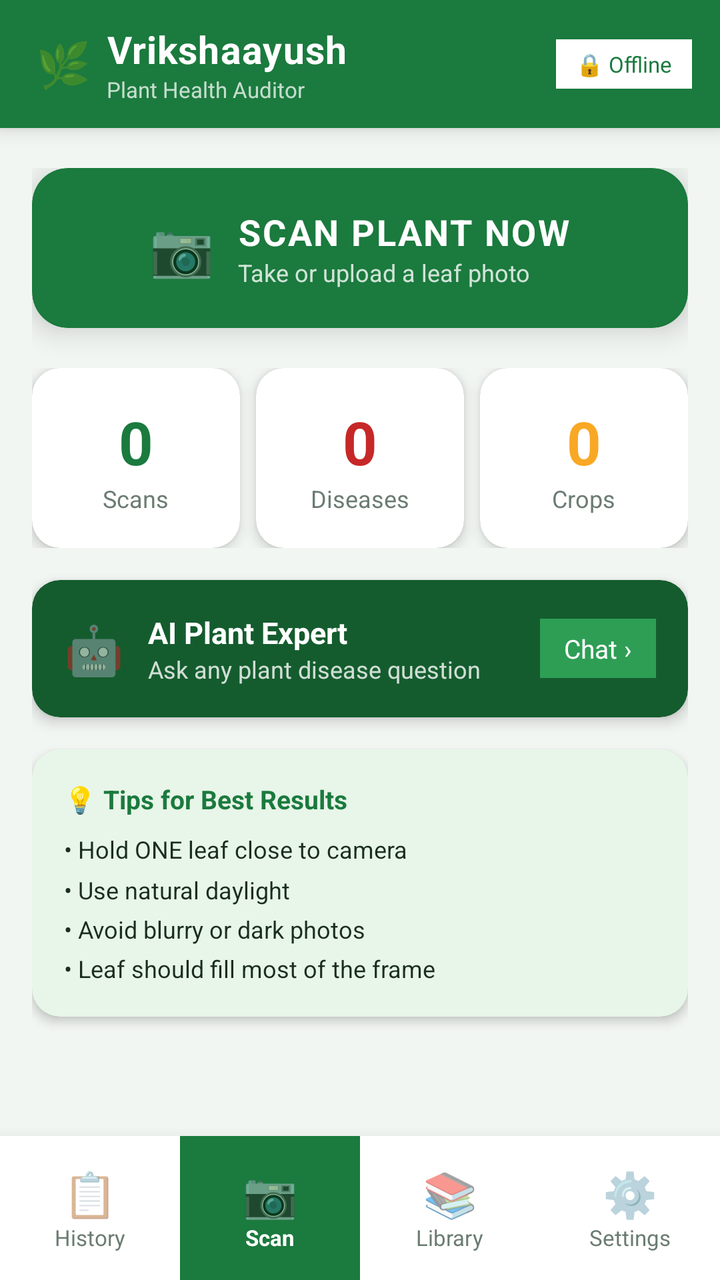
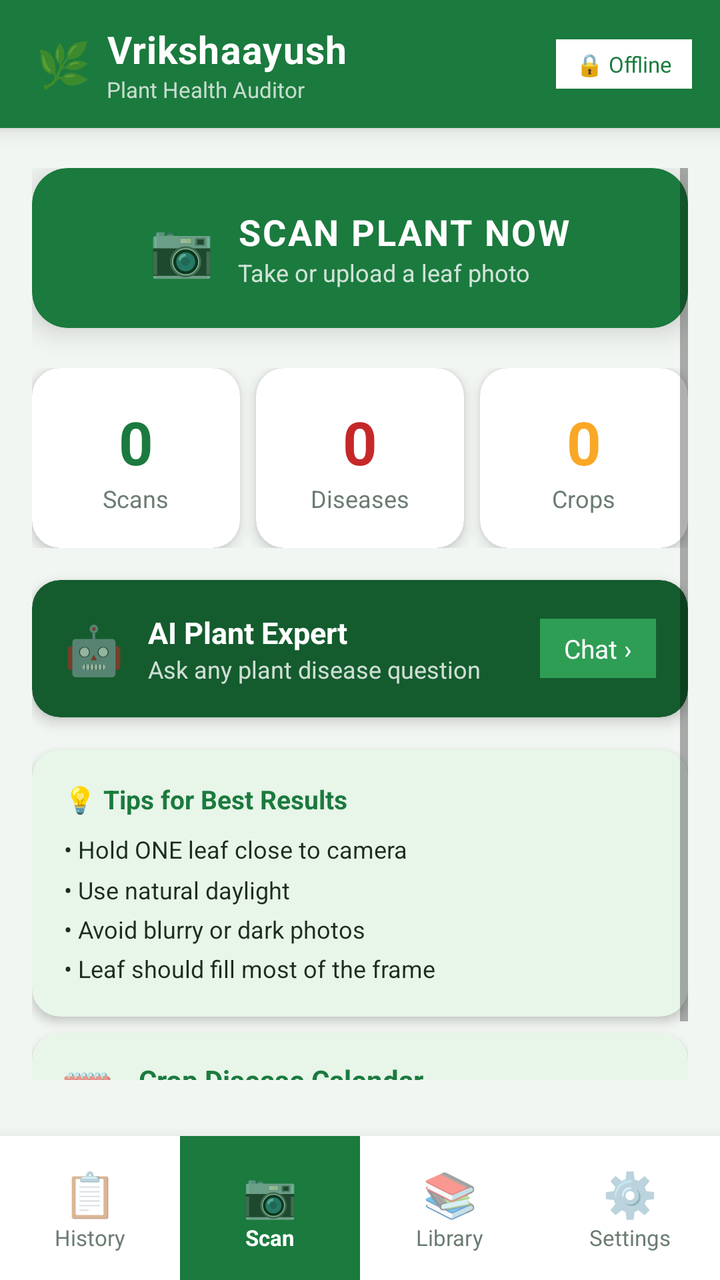

Compare the two renders of this Android layout. The source of the first and the diff that turns it into the second are given below.
<!-- AndroidManifest.xml: application theme Theme.Vrikshaayush -->
<!-- res/layout/activity_main.xml -->
<?xml version="1.0" encoding="utf-8"?>
<androidx.coordinatorlayout.widget.CoordinatorLayout
    xmlns:android="http://schemas.android.com/apk/res/android"
    xmlns:app="http://schemas.android.com/apk/res-auto"
    android:layout_width="match_parent"
    android:layout_height="match_parent"
    android:background="@color/background_cream">

    
    <LinearLayout
        android:id="@+id/headerBar"
        android:layout_width="match_parent"
        android:layout_height="64dp"
        android:orientation="horizontal"
        android:gravity="center_vertical"
        android:background="@color/primary_green"
        android:paddingStart="18dp"
        android:paddingEnd="14dp"
        android:elevation="6dp">

        <LinearLayout
            android:layout_width="0dp"
            android:layout_height="wrap_content"
            android:layout_weight="1"
            android:orientation="horizontal"
            android:gravity="center_vertical">
            <TextView
                android:layout_width="wrap_content"
                android:layout_height="wrap_content"
                android:text="🌿"
                android:textSize="22sp"
                android:layout_marginEnd="8dp"/>
            <LinearLayout
                android:layout_width="wrap_content"
                android:layout_height="wrap_content"
                android:orientation="vertical">
                <TextView
                    android:layout_width="wrap_content"
                    android:layout_height="wrap_content"
                    android:text="@string/app_name"
                    android:textSize="19sp"
                    android:textStyle="bold"
                    android:textColor="@color/white"
                    android:letterSpacing="0.02"/>
                <TextView
                    android:layout_width="wrap_content"
                    android:layout_height="wrap_content"
                    android:text="@string/app_tagline"
                    android:textSize="11sp"
                    android:textColor="@color/white"
                    android:alpha="0.75"/>
            </LinearLayout>
        </LinearLayout>

        <TextView
            android:id="@+id/tvOfflineBadge"
            android:layout_width="wrap_content"
            android:layout_height="wrap_content"
            android:text="@string/offline_badge"
            android:textSize="11sp"
            android:textColor="@color/primary_green"
            android:background="@color/white"
            android:paddingStart="10dp"
            android:paddingEnd="10dp"
            android:paddingTop="5dp"
            android:paddingBottom="5dp"/>
    </LinearLayout>

    
    <ScrollView
        android:layout_width="match_parent"
        android:layout_height="match_parent"
        android:layout_marginTop="64dp"
        android:layout_marginBottom="80dp"
        android:fillViewport="true"
        android:paddingTop="20dp"
        android:paddingBottom="20dp"
        android:paddingStart="16dp"
        android:paddingEnd="16dp">

        <LinearLayout
            android:layout_width="match_parent"
            android:layout_height="wrap_content"
            android:orientation="vertical">

            
            <androidx.cardview.widget.CardView
                android:layout_width="match_parent"
                android:layout_height="wrap_content"
                android:layout_marginBottom="20dp"
                app:cardCornerRadius="18dp"
                app:cardElevation="8dp"
                app:cardBackgroundColor="@color/primary_green">
                <LinearLayout
                    android:id="@+id/btnScanPlant"
                    android:layout_width="match_parent"
                    android:layout_height="80dp"
                    android:orientation="horizontal"
                    android:gravity="center"
                    android:background="@android:color/transparent">
                    <TextView
                        android:layout_width="wrap_content"
                        android:layout_height="wrap_content"
                        android:text="📷"
                        android:textSize="26sp"
                        android:layout_marginEnd="12dp"/>
                    <LinearLayout
                        android:layout_width="wrap_content"
                        android:layout_height="wrap_content"
                        android:orientation="vertical">
                        <TextView
                            android:layout_width="wrap_content"
                            android:layout_height="wrap_content"
                            android:text="@string/scan_plant_now"
                            android:textSize="18sp"
                            android:textStyle="bold"
                            android:textColor="@color/white"
                            android:letterSpacing="0.05"/>
                        <TextView
                            android:layout_width="wrap_content"
                            android:layout_height="wrap_content"
                            android:text="@string/scan_subtitle"
                            android:textSize="12sp"
                            android:textColor="@color/white"
                            android:alpha="0.8"/>
                    </LinearLayout>
                </LinearLayout>
            </androidx.cardview.widget.CardView>

            
            <LinearLayout
                android:layout_width="match_parent"
                android:layout_height="wrap_content"
                android:orientation="horizontal"
                android:layout_marginBottom="16dp">

                <androidx.cardview.widget.CardView
                    android:layout_width="0dp"
                    android:layout_height="90dp"
                    android:layout_weight="1"
                    android:layout_marginEnd="8dp"
                    app:cardCornerRadius="14dp"
                    app:cardElevation="4dp"
                    app:cardBackgroundColor="@color/card_white">
                    <LinearLayout
                        android:layout_width="match_parent"
                        android:layout_height="match_parent"
                        android:orientation="vertical"
                        android:gravity="center"
                        android:padding="12dp">
                        <TextView
                            android:id="@+id/tvTotalScans"
                            android:layout_width="wrap_content"
                            android:layout_height="wrap_content"
                            android:text="0"
                            android:textSize="30sp"
                            android:textStyle="bold"
                            android:textColor="@color/primary_green"/>
                        <TextView
                            android:layout_width="wrap_content"
                            android:layout_height="wrap_content"
                            android:text="@string/scans_label"
                            android:textSize="12sp"
                            android:textColor="@color/text_secondary"/>
                    </LinearLayout>
                </androidx.cardview.widget.CardView>

                <androidx.cardview.widget.CardView
                    android:layout_width="0dp"
                    android:layout_height="90dp"
                    android:layout_weight="1"
                    android:layout_marginEnd="8dp"
                    app:cardCornerRadius="14dp"
                    app:cardElevation="4dp"
                    app:cardBackgroundColor="@color/card_white">
                    <LinearLayout
                        android:layout_width="match_parent"
                        android:layout_height="match_parent"
                        android:orientation="vertical"
                        android:gravity="center"
                        android:padding="12dp">
                        <TextView
                            android:id="@+id/tvTotalDiseases"
                            android:layout_width="wrap_content"
                            android:layout_height="wrap_content"
                            android:text="0"
                            android:textSize="30sp"
                            android:textStyle="bold"
                            android:textColor="@color/severity_high"/>
                        <TextView
                            android:layout_width="wrap_content"
                            android:layout_height="wrap_content"
                            android:text="@string/diseases_label"
                            android:textSize="12sp"
                            android:textColor="@color/text_secondary"/>
                    </LinearLayout>
                </androidx.cardview.widget.CardView>

                <androidx.cardview.widget.CardView
                    android:layout_width="0dp"
                    android:layout_height="90dp"
                    android:layout_weight="1"
                    app:cardCornerRadius="14dp"
                    app:cardElevation="4dp"
                    app:cardBackgroundColor="@color/card_white">
                    <LinearLayout
                        android:layout_width="match_parent"
                        android:layout_height="match_parent"
                        android:orientation="vertical"
                        android:gravity="center"
                        android:padding="12dp">
                        <TextView
                            android:id="@+id/tvTotalCrops"
                            android:layout_width="wrap_content"
                            android:layout_height="wrap_content"
                            android:text="0"
                            android:textSize="30sp"
                            android:textStyle="bold"
                            android:textColor="@color/accent_amber"/>
                        <TextView
                            android:layout_width="wrap_content"
                            android:layout_height="wrap_content"
                            android:text="@string/crops_label"
                            android:textSize="12sp"
                            android:textColor="@color/text_secondary"/>
                    </LinearLayout>
                </androidx.cardview.widget.CardView>
            </LinearLayout>

            
            <androidx.cardview.widget.CardView
                android:id="@+id/cardLastAudit"
                android:layout_width="match_parent"
                android:layout_height="wrap_content"
                android:layout_marginBottom="16dp"
                android:visibility="gone"
                app:cardCornerRadius="14dp"
                app:cardElevation="4dp"
                app:cardBackgroundColor="@color/card_white">
                <LinearLayout
                    android:layout_width="match_parent"
                    android:layout_height="wrap_content"
                    android:orientation="horizontal"
                    android:gravity="center_vertical"
                    android:padding="16dp">
                    <TextView
                        android:layout_width="wrap_content"
                        android:layout_height="wrap_content"
                        android:text="🕐"
                        android:textSize="20sp"
                        android:layout_marginEnd="12dp"/>
                    <LinearLayout
                        android:layout_width="0dp"
                        android:layout_height="wrap_content"
                        android:layout_weight="1"
                        android:orientation="vertical">
                        <TextView
                            android:layout_width="wrap_content"
                            android:layout_height="wrap_content"
                            android:text="@string/last_audit"
                            android:textSize="11sp"
                            android:textColor="@color/text_secondary"/>
                        <TextView
                            android:id="@+id/tvLastAudit"
                            android:layout_width="wrap_content"
                            android:layout_height="wrap_content"
                            android:textSize="15sp"
                            android:textColor="@color/text_primary"
                            android:textStyle="bold"
                            android:layout_marginTop="2dp"/>
                    </LinearLayout>
                    <TextView
                        android:layout_width="wrap_content"
                        android:layout_height="wrap_content"
                        android:text="›"
                        android:textSize="20sp"
                        android:textColor="@color/text_secondary"/>
                </LinearLayout>
            </androidx.cardview.widget.CardView>

            
            <androidx.cardview.widget.CardView
                android:id="@+id/cardAiChat"
                android:layout_width="match_parent"
                android:layout_height="wrap_content"
                android:layout_marginBottom="16dp"
                app:cardCornerRadius="14dp"
                app:cardElevation="4dp"
                app:cardBackgroundColor="@color/primary_green_dark">
                <LinearLayout
                    android:layout_width="match_parent"
                    android:layout_height="wrap_content"
                    android:orientation="horizontal"
                    android:gravity="center_vertical"
                    android:padding="16dp">
                    <TextView
                        android:layout_width="wrap_content"
                        android:layout_height="wrap_content"
                        android:text="🤖"
                        android:textSize="24sp"
                        android:layout_marginEnd="12dp"/>
                    <LinearLayout
                        android:layout_width="0dp"
                        android:layout_height="wrap_content"
                        android:layout_weight="1"
                        android:orientation="vertical">
                        <TextView
                            android:layout_width="wrap_content"
                            android:layout_height="wrap_content"
                            android:text="@string/ai_expert_title"
                            android:textSize="15sp"
                            android:textStyle="bold"
                            android:textColor="@color/white"/>
                        <TextView
                            android:layout_width="wrap_content"
                            android:layout_height="wrap_content"
                            android:text="@string/ai_expert_subtitle"
                            android:textSize="12sp"
                            android:textColor="@color/white"
                            android:alpha="0.8"/>
                    </LinearLayout>
                    <TextView
                        android:layout_width="wrap_content"
                        android:layout_height="wrap_content"
                        android:text="@string/ai_chat_btn"
                        android:textSize="13sp"
                        android:textColor="@color/white"
                        android:background="@color/primary_green_medium"
                        android:paddingStart="12dp"
                        android:paddingEnd="12dp"
                        android:paddingTop="6dp"
                        android:paddingBottom="6dp"/>
                </LinearLayout>
            </androidx.cardview.widget.CardView>

            
            <androidx.cardview.widget.CardView
                android:layout_width="match_parent"
                android:layout_height="wrap_content"
                android:layout_marginBottom="8dp"
                app:cardCornerRadius="14dp"
                app:cardElevation="3dp"
                app:cardBackgroundColor="@color/primary_green_light">
                <LinearLayout
                    android:layout_width="match_parent"
                    android:layout_height="wrap_content"
                    android:orientation="vertical"
                    android:padding="16dp">
                    <TextView
                        android:layout_width="wrap_content"
                        android:layout_height="wrap_content"
                        android:text="@string/tips_title"
                        android:textSize="13sp"
                        android:textStyle="bold"
                        android:textColor="@color/primary_green"
                        android:layout_marginBottom="8dp"/>
                    <TextView
                        android:layout_width="wrap_content"
                        android:layout_height="wrap_content"
                        android:text="• Hold ONE leaf close to camera\n• Use natural daylight\n• Avoid blurry or dark photos\n• Leaf should fill most of the frame"
                        android:textSize="12sp"
                        android:textColor="@color/text_primary"
                        android:lineSpacingMultiplier="1.4"/>
                </LinearLayout>
            </androidx.cardview.widget.CardView>

        </LinearLayout>
    </ScrollView>

    
    <LinearLayout
        android:layout_width="match_parent"
        android:layout_height="72dp"
        android:layout_gravity="bottom"
        android:orientation="horizontal"
        android:background="@color/card_white"
        android:elevation="12dp">

        <LinearLayout
            android:id="@+id/navHistory"
            android:layout_width="0dp"
            android:layout_height="match_parent"
            android:layout_weight="1"
            android:orientation="vertical"
            android:gravity="center"
            android:padding="8dp">
            <TextView
                android:layout_width="wrap_content"
                android:layout_height="wrap_content"
                android:text="📋"
                android:textSize="22sp"/>
            <TextView
                android:layout_width="wrap_content"
                android:layout_height="wrap_content"
                android:text="@string/history_nav"
                android:textSize="11sp"
                android:textColor="@color/text_secondary"/>
        </LinearLayout>

        <LinearLayout
            android:id="@+id/fabScan"
            android:layout_width="0dp"
            android:layout_height="match_parent"
            android:layout_weight="1"
            android:orientation="vertical"
            android:gravity="center"
            android:background="@color/primary_green"
            android:padding="8dp">
            <TextView
                android:layout_width="wrap_content"
                android:layout_height="wrap_content"
                android:text="📷"
                android:textSize="22sp"/>
            <TextView
                android:layout_width="wrap_content"
                android:layout_height="wrap_content"
                android:text="@string/scan_nav"
                android:textSize="11sp"
                android:textColor="@color/white"
                android:textStyle="bold"/>
        </LinearLayout>

        <LinearLayout
            android:id="@+id/navLibrary"
            android:layout_width="0dp"
            android:layout_height="match_parent"
            android:layout_weight="1"
            android:orientation="vertical"
            android:gravity="center"
            android:padding="8dp">
            <TextView
                android:layout_width="wrap_content"
                android:layout_height="wrap_content"
                android:text="📚"
                android:textSize="22sp"/>
            <TextView
                android:layout_width="wrap_content"
                android:layout_height="wrap_content"
                android:text="@string/library_nav"
                android:textSize="11sp"
                android:textColor="@color/text_secondary"/>
        </LinearLayout>

        <LinearLayout
            android:id="@+id/navSettings"
            android:layout_width="0dp"
            android:layout_height="match_parent"
            android:layout_weight="1"
            android:orientation="vertical"
            android:gravity="center"
            android:padding="8dp">
            <TextView
                android:layout_width="wrap_content"
                android:layout_height="wrap_content"
                android:text="⚙️"
                android:textSize="22sp"/>
            <TextView
                android:layout_width="wrap_content"
                android:layout_height="wrap_content"
                android:text="@string/settings"
                android:textSize="11sp"
                android:textColor="@color/text_secondary"/>
        </LinearLayout>
    </LinearLayout>

</androidx.coordinatorlayout.widget.CoordinatorLayout>
<!-- resources referenced by this layout -->
<resources>
  <color name="accent_amber">#F9A825</color>
  <color name="background_cream">#F2F6F3</color>
  <color name="card_white">#FFFFFF</color>
  <color name="primary_green">#1B7A3E</color>
  <color name="primary_green_dark">#145C2E</color>
  <color name="primary_green_light">#E8F5E9</color>
  <color name="primary_green_medium">#2E9E55</color>
  <color name="severity_high">#C62828</color>
  <color name="text_primary">#1A2E1F</color>
  <color name="text_secondary">#6B7C72</color>
  <color name="white">#FFFFFF</color>
  <string name="ai_chat_btn">Chat ›</string>
  <string name="ai_expert_subtitle">Ask any plant disease question</string>
  <string name="ai_expert_title">AI Plant Expert</string>
  <string name="app_name">Vrikshaayush</string>
  <string name="app_tagline">Plant Health Auditor</string>
  <string name="crops_label">Crops</string>
  <string name="diseases_label">Diseases</string>
  <string name="history_nav">History</string>
  <string name="last_audit">Last Audit</string>
  <string name="library_nav">Library</string>
  <string name="offline_badge">🔒 Offline</string>
  <string name="scan_nav">Scan</string>
  <string name="scan_plant_now">SCAN PLANT NOW</string>
  <string name="scan_subtitle">Take or upload a leaf photo</string>
  <string name="scans_label">Scans</string>
  <string name="settings">Settings</string>
  <string name="tips_title">💡 Tips for Best Results</string>
  <style name="Theme.Vrikshaayush" parent="Theme.MaterialComponents.Light.NoActionBar">
          <item name="colorPrimary">@color/primary_green</item>
          <item name="colorPrimaryVariant">@color/primary_green_dark</item>
          <item name="colorOnPrimary">@color/white</item>
          <item name="colorSecondary">@color/accent_amber</item>
          <item name="colorOnSecondary">@color/white</item>
          <item name="android:colorBackground">@color/background_cream</item>
          <item name="android:windowBackground">@color/background_cream</item>
          <item name="android:statusBarColor">@color/primary_green</item>
      </style>
</resources>

<!-- the commit's change to res/layout/activity_main.xml (unified diff, before → after) -->
@@ -364,6 +364,186 @@
                 </LinearLayout>
             </androidx.cardview.widget.CardView>
 
+
+            
+            <androidx.cardview.widget.CardView
+                android:id="@+id/cardWeatherTip"
+                android:layout_width="match_parent"
+                android:layout_height="wrap_content"
+                android:layout_marginBottom="12dp"
+                android:visibility="gone"
+                app:cardCornerRadius="14dp"
+                app:cardElevation="4dp"
+                app:cardBackgroundColor="@color/card_white">
+                <LinearLayout
+                    android:layout_width="match_parent"
+                    android:layout_height="wrap_content"
+                    android:orientation="horizontal"
+                    android:gravity="center_vertical"
+                    android:padding="14dp">
+                    <TextView
+                        android:id="@+id/tvWeatherIcon"
+                        android:layout_width="wrap_content"
+                        android:layout_height="wrap_content"
+                        android:text="🌿"
+                        android:textSize="28sp"
+                        android:layout_marginEnd="12dp"/>
+                    <LinearLayout
+                        android:layout_width="0dp"
+                        android:layout_height="wrap_content"
+                        android:layout_weight="1"
+                        android:orientation="vertical">
+                        <TextView
+                            android:layout_width="wrap_content"
+                            android:layout_height="wrap_content"
+                            android:text="Season Alert"
+                            android:textSize="12sp"
+                            android:textStyle="bold"
+                            android:textColor="@color/primary_green"
+                            android:layout_marginBottom="3dp"/>
+                        <TextView
+                            android:id="@+id/tvWeatherTip"
+                            android:layout_width="wrap_content"
+                            android:layout_height="wrap_content"
+                            android:textSize="12sp"
+                            android:textColor="@color/text_primary"
+                            android:lineSpacingMultiplier="1.3"/>
+                    </LinearLayout>
+                </LinearLayout>
+            </androidx.cardview.widget.CardView>
+
+            
+            <androidx.cardview.widget.CardView
+                android:id="@+id/cardFieldReport"
+                android:layout_width="match_parent"
+                android:layout_height="wrap_content"
+                android:layout_marginBottom="12dp"
+                android:visibility="gone"
+                app:cardCornerRadius="14dp"
+                app:cardElevation="4dp"
+                app:cardBackgroundColor="@color/card_white">
+                <LinearLayout
+                    android:layout_width="match_parent"
+                    android:layout_height="wrap_content"
+                    android:orientation="vertical"
+                    android:padding="14dp">
+                    <TextView
+                        android:layout_width="wrap_content"
+                        android:layout_height="wrap_content"
+                        android:text="📊 Your Field Report"
+                        android:textSize="14sp"
+                        android:textStyle="bold"
+                        android:textColor="@color/text_primary"
+                        android:layout_marginBottom="10dp"/>
+                    <LinearLayout
+                        android:layout_width="match_parent"
+                        android:layout_height="wrap_content"
+                        android:orientation="horizontal"
+                        android:layout_marginBottom="8dp">
+                        <LinearLayout
+                            android:layout_width="0dp"
+                            android:layout_height="wrap_content"
+                            android:layout_weight="1"
+                            android:orientation="vertical"
+                            android:background="@color/background_cream"
+                            android:padding="10dp"
+                            android:layout_marginEnd="6dp">
+                            <TextView
+                                android:layout_width="wrap_content"
+                                android:layout_height="wrap_content"
+                                android:text="Most Affected Crop"
+                                android:textSize="10sp"
+                                android:textColor="@color/text_secondary"/>
+                            <TextView
+                                android:id="@+id/tvFieldTopCrop"
+                                android:layout_width="wrap_content"
+                                android:layout_height="wrap_content"
+                                android:text="—"
+                                android:textSize="14sp"
+                                android:textStyle="bold"
+                                android:textColor="@color/severity_high"/>
+                        </LinearLayout>
+                        <LinearLayout
+                            android:layout_width="0dp"
+                            android:layout_height="wrap_content"
+                            android:layout_weight="1"
+                            android:orientation="vertical"
+                            android:background="@color/background_cream"
+                            android:padding="10dp">
+                            <TextView
+                                android:layout_width="wrap_content"
+                                android:layout_height="wrap_content"
+                                android:text="Most Common Disease"
+                                android:textSize="10sp"
+                                android:textColor="@color/text_secondary"/>
+                            <TextView
+                                android:id="@+id/tvFieldTopDisease"
+                                android:layout_width="wrap_content"
+                                android:layout_height="wrap_content"
+                                android:text="—"
+                                android:textSize="14sp"
+                                android:textStyle="bold"
+                                android:textColor="@color/severity_medium"/>
+                        </LinearLayout>
+                    </LinearLayout>
+                    <TextView
+                        android:id="@+id/tvFieldSickCount"
+                        android:layout_width="wrap_content"
+                        android:layout_height="wrap_content"
+                        android:textSize="11sp"
+                        android:textColor="@color/text_secondary"/>
+                </LinearLayout>
+            </androidx.cardview.widget.CardView>
+
+            
+            <androidx.cardview.widget.CardView
+                android:id="@+id/cardCropCalendar"
+                android:layout_width="match_parent"
+                android:layout_height="wrap_content"
+                android:layout_marginBottom="16dp"
+                app:cardCornerRadius="14dp"
+                app:cardElevation="3dp"
+                app:cardBackgroundColor="@color/primary_green_light">
+                <LinearLayout
+                    android:layout_width="match_parent"
+                    android:layout_height="wrap_content"
+                    android:orientation="horizontal"
+                    android:gravity="center_vertical"
+                    android:padding="14dp">
+                    <TextView
+                        android:layout_width="wrap_content"
+                        android:layout_height="wrap_content"
+                        android:text="🗓"
+                        android:textSize="22sp"
+                        android:layout_marginEnd="12dp"/>
+                    <LinearLayout
+                        android:layout_width="0dp"
+                        android:layout_height="wrap_content"
+                        android:layout_weight="1"
+                        android:orientation="vertical">
+                        <TextView
+                            android:layout_width="wrap_content"
+                            android:layout_height="wrap_content"
+                            android:text="Crop Disease Calendar"
+                            android:textSize="14sp"
+                            android:textStyle="bold"
+                            android:textColor="@color/primary_green"/>
+                        <TextView
+                            android:layout_width="wrap_content"
+                            android:layout_height="wrap_content"
+                            android:text="Which diseases to watch this season"
+                            android:textSize="11sp"
+                            android:textColor="@color/text_secondary"/>
+                    </LinearLayout>
+                    <TextView
+                        android:layout_width="wrap_content"
+                        android:layout_height="wrap_content"
+                        android:text="›"
+                        android:textSize="20sp"
+                        android:textColor="@color/primary_green"/>
+                </LinearLayout>
+            </androidx.cardview.widget.CardView>
+
         </LinearLayout>
     </ScrollView>
 
<!-- resource entries referenced after the edit -->
@@ -8,6 +8,7 @@
   <color name="primary_green_light">#E8F5E9</color>
   <color name="primary_green_medium">#2E9E55</color>
   <color name="severity_high">#C62828</color>
+  <color name="severity_medium">#E65100</color>
   <color name="text_primary">#1A2E1F</color>
   <color name="text_secondary">#6B7C72</color>
   <color name="white">#FFFFFF</color>
